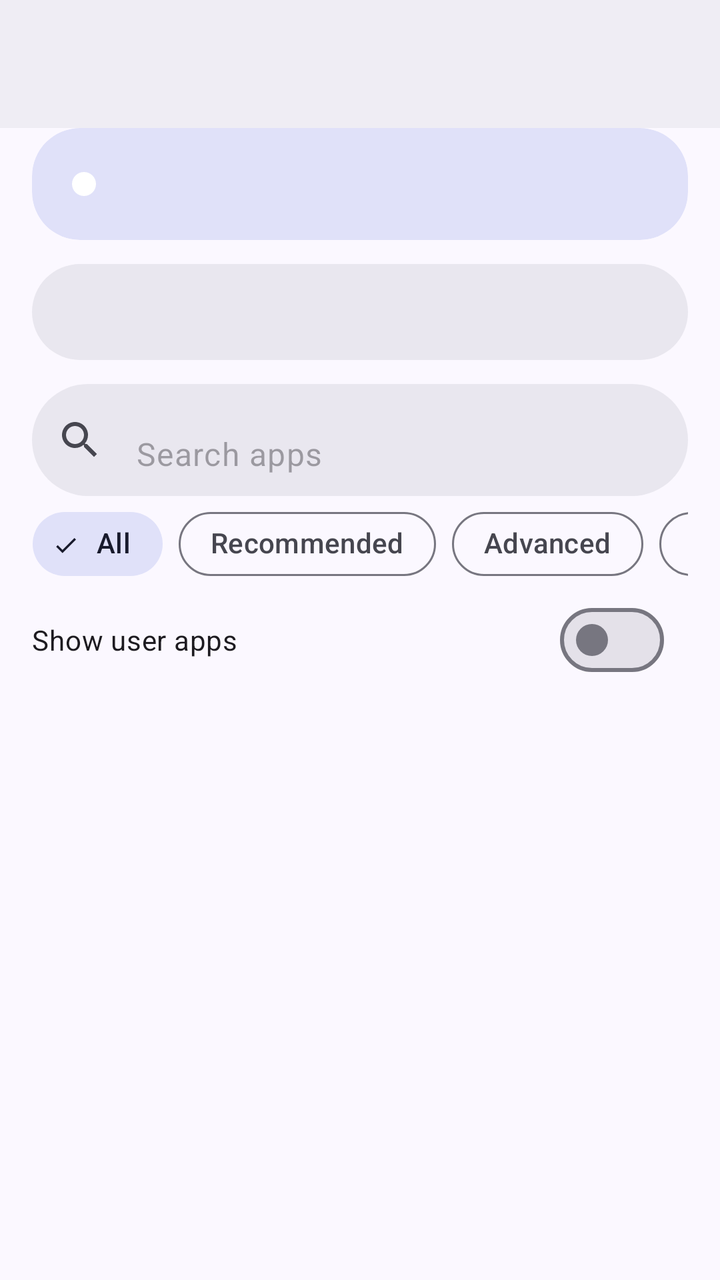
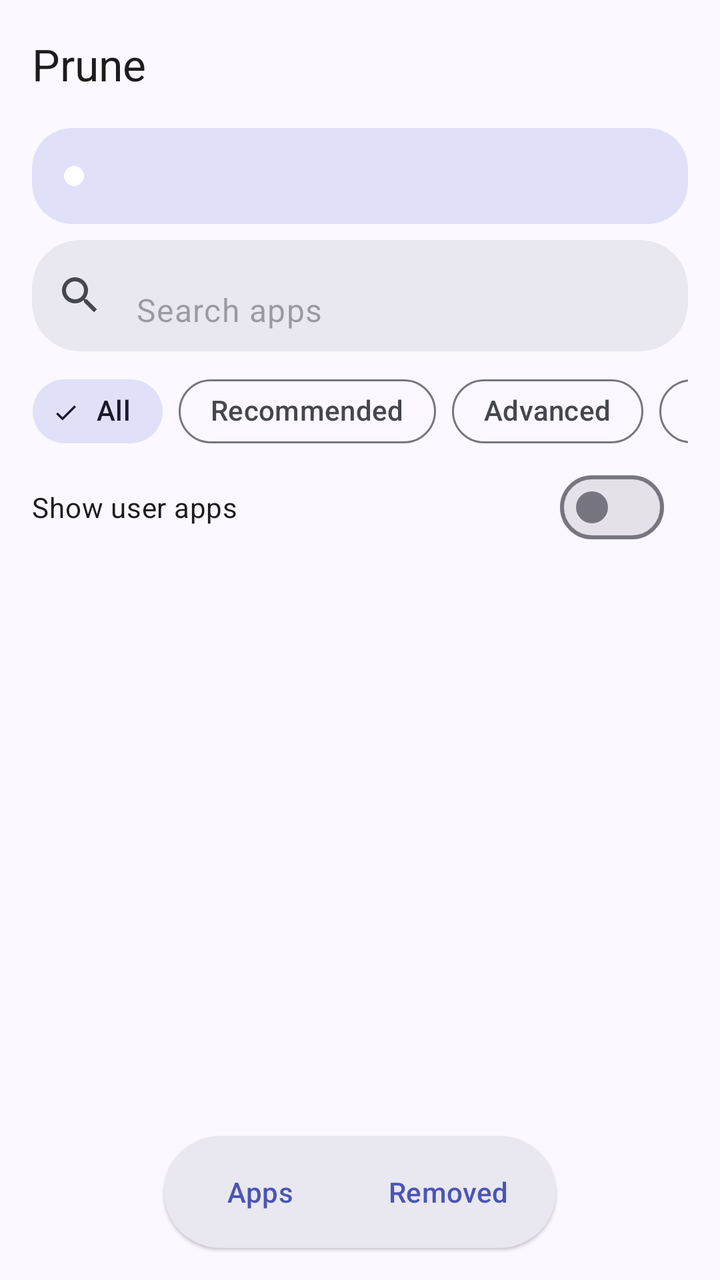

Two renders of the same Android screen: before a commit and after it. Below are the layout's source before the change and the commit's diff.
<!-- AndroidManifest.xml: application theme Theme.Prune -->
<!-- res/layout/activity_main.xml -->
<?xml version="1.0" encoding="utf-8"?>
<androidx.coordinatorlayout.widget.CoordinatorLayout xmlns:android="http://schemas.android.com/apk/res/android"
    xmlns:app="http://schemas.android.com/apk/res-auto"
    android:layout_width="match_parent"
    android:layout_height="match_parent"
    android:background="?attr/colorSurface">

    <com.google.android.material.appbar.AppBarLayout
        android:id="@+id/appbar"
        style="@style/Widget.Material3.AppBarLayout"
        android:layout_width="match_parent"
        android:layout_height="wrap_content"
        android:fitsSystemWindows="true">

        
        <com.google.android.material.appbar.CollapsingToolbarLayout
            android:id="@+id/collapsing"
            style="@style/Widget.Material3.CollapsingToolbar.Large"
            android:layout_width="match_parent"
            android:layout_height="wrap_content"
            app:collapsedTitleTextAppearance="@style/TextAppearance.Prune.SmallTitle"
            app:expandedTitleTextAppearance="@style/TextAppearance.Prune.LargeTitle"
            app:layout_scrollFlags="scroll|exitUntilCollapsed|snap"
            app:title="@string/app_name">

            <com.google.android.material.appbar.MaterialToolbar
                android:id="@+id/toolbar"
                android:layout_width="match_parent"
                android:layout_height="?attr/actionBarSize"
                app:layout_collapseMode="pin" />
        </com.google.android.material.appbar.CollapsingToolbarLayout>

        
        <LinearLayout
            android:layout_width="match_parent"
            android:layout_height="wrap_content"
            android:orientation="vertical"
            android:paddingStart="@dimen/gutter"
            android:paddingEnd="@dimen/gutter"
            app:layout_scrollFlags="scroll|enterAlways|snap">

            <com.google.android.material.card.MaterialCardView
                android:id="@+id/status_card"
                style="@style/Widget.Material3.CardView.Filled"
                android:layout_width="match_parent"
                android:layout_height="wrap_content"
                app:cardBackgroundColor="?attr/colorSecondaryContainer"
                app:cardCornerRadius="24dp">

                <LinearLayout
                    android:layout_width="match_parent"
                    android:layout_height="wrap_content"
                    android:animateLayoutChanges="true"
                    android:gravity="center_vertical"
                    android:minHeight="56dp"
                    android:orientation="horizontal"
                    android:paddingStart="20dp"
                    android:paddingTop="8dp"
                    android:paddingEnd="8dp"
                    android:paddingBottom="8dp">

                    <View
                        android:id="@+id/status_dot"
                        android:layout_width="12dp"
                        android:layout_height="12dp"
                        android:background="@drawable/bg_status_dot" />

                    <TextView
                        android:id="@+id/status"
                        android:layout_width="0dp"
                        android:layout_height="wrap_content"
                        android:layout_marginStart="12dp"
                        android:layout_weight="1"
                        android:textAppearance="?attr/textAppearanceBodyMedium"
                        android:textColor="?attr/colorOnSecondaryContainer" />

                    <com.google.android.material.button.MaterialButton
                        android:id="@+id/btn_action"
                        style="@style/Widget.Prune.Button"
                        android:layout_width="wrap_content"
                        android:layout_height="wrap_content"
                        android:layout_marginStart="8dp"
                        android:minHeight="40dp"
                        android:visibility="gone" />
                </LinearLayout>
            </com.google.android.material.card.MaterialCardView>

            <com.google.android.material.tabs.TabLayout
                android:id="@+id/tabs"
                android:layout_width="match_parent"
                android:layout_height="wrap_content"
                android:layout_marginTop="12dp" />

            <com.google.android.material.textfield.TextInputLayout
                android:id="@+id/search_layout"
                style="@style/Widget.Material3.TextInputLayout.FilledBox"
                android:layout_width="match_parent"
                android:layout_height="wrap_content"
                android:layout_marginTop="12dp"
                app:boxBackgroundColor="?attr/colorSurfaceContainerHigh"
                app:boxCornerRadiusBottomEnd="28dp"
                app:boxCornerRadiusBottomStart="28dp"
                app:boxCornerRadiusTopEnd="28dp"
                app:boxCornerRadiusTopStart="28dp"
                app:boxStrokeWidth="0dp"
                app:boxStrokeWidthFocused="0dp"
                app:endIconMode="clear_text"
                app:hintEnabled="false"
                app:startIconDrawable="@drawable/ic_search">

                <com.google.android.material.textfield.TextInputEditText
                    android:id="@+id/search"
                    android:layout_width="match_parent"
                    android:layout_height="wrap_content"
                    android:hint="@string/hint_search"
                    android:importantForAutofill="no"
                    android:inputType="text"
                    android:maxLines="1"
                    android:minHeight="56dp" />
            </com.google.android.material.textfield.TextInputLayout>

            <HorizontalScrollView
                android:layout_width="match_parent"
                android:layout_height="wrap_content"
                android:layout_marginStart="-16dp"
                android:layout_marginEnd="-16dp"
                android:clipToPadding="false"
                android:scrollbars="none">

                <com.google.android.material.chip.ChipGroup
                    android:id="@+id/chips"
                    android:layout_width="wrap_content"
                    android:layout_height="wrap_content"
                    android:paddingStart="16dp"
                    android:paddingEnd="16dp"
                    app:selectionRequired="true"
                    app:singleLine="true"
                    app:singleSelection="true">

                    <com.google.android.material.chip.Chip
                        android:id="@+id/chip_all"
                        style="@style/Widget.Prune.Chip.Filter"
                        android:layout_width="wrap_content"
                        android:layout_height="wrap_content"
                        android:checked="true"
                        android:text="@string/chip_all" />

                    <com.google.android.material.chip.Chip
                        android:id="@+id/chip_recommended"
                        style="@style/Widget.Prune.Chip.Filter"
                        android:layout_width="wrap_content"
                        android:layout_height="wrap_content"
                        android:text="@string/level_recommended" />

                    <com.google.android.material.chip.Chip
                        android:id="@+id/chip_advanced"
                        style="@style/Widget.Prune.Chip.Filter"
                        android:layout_width="wrap_content"
                        android:layout_height="wrap_content"
                        android:text="@string/level_advanced" />

                    <com.google.android.material.chip.Chip
                        android:id="@+id/chip_expert"
                        style="@style/Widget.Prune.Chip.Filter"
                        android:layout_width="wrap_content"
                        android:layout_height="wrap_content"
                        android:text="@string/level_expert" />

                    <com.google.android.material.chip.Chip
                        android:id="@+id/chip_unsafe"
                        style="@style/Widget.Prune.Chip.Filter"
                        android:layout_width="wrap_content"
                        android:layout_height="wrap_content"
                        android:text="@string/level_unsafe" />

                    <com.google.android.material.chip.Chip
                        android:id="@+id/chip_unlisted"
                        style="@style/Widget.Prune.Chip.Filter"
                        android:layout_width="wrap_content"
                        android:layout_height="wrap_content"
                        android:text="@string/level_unlisted" />
                </com.google.android.material.chip.ChipGroup>
            </HorizontalScrollView>

            <LinearLayout
                android:layout_width="match_parent"
                android:layout_height="wrap_content"
                android:gravity="center_vertical"
                android:minHeight="48dp"
                android:orientation="horizontal">

                <com.google.android.material.materialswitch.MaterialSwitch
                    android:id="@+id/cb_user"
                    android:layout_width="0dp"
                    android:layout_height="wrap_content"
                    android:layout_weight="1"
                    android:text="@string/cb_user"
                    android:textAppearance="?attr/textAppearanceBodyMedium" />

                <TextView
                    android:id="@+id/count"
                    android:layout_width="wrap_content"
                    android:layout_height="wrap_content"
                    android:layout_marginStart="12dp"
                    android:textAppearance="?attr/textAppearanceLabelLarge"
                    android:textColor="?attr/colorOnSurfaceVariant" />
            </LinearLayout>
        </LinearLayout>
    </com.google.android.material.appbar.AppBarLayout>

    <FrameLayout
        android:layout_width="match_parent"
        android:layout_height="match_parent"
        app:layout_behavior="@string/appbar_scrolling_view_behavior">

        <androidx.recyclerview.widget.RecyclerView
            android:id="@+id/list"
            android:layout_width="match_parent"
            android:layout_height="match_parent"
            android:clipToPadding="false"
            android:paddingStart="@dimen/gutter"
            android:paddingTop="4dp"
            android:paddingEnd="@dimen/gutter"
            android:paddingBottom="112dp" />

        <TextView
            android:id="@+id/empty"
            android:layout_width="match_parent"
            android:layout_height="wrap_content"
            android:layout_gravity="center"
            android:drawablePadding="16dp"
            android:drawableTop="@drawable/ic_empty"
            android:gravity="center"
            android:paddingStart="48dp"
            android:paddingEnd="48dp"
            android:textAppearance="?attr/textAppearanceBodyLarge"
            android:textColor="?attr/colorOnSurfaceVariant"
            android:visibility="gone" />

        <com.google.android.material.progressindicator.LinearProgressIndicator
            android:id="@+id/progress"
            android:layout_width="match_parent"
            android:layout_height="wrap_content"
            android:indeterminate="true"
            android:visibility="gone"
            app:trackCornerRadius="4dp" />
    </FrameLayout>

    <com.google.android.material.floatingactionbutton.ExtendedFloatingActionButton
        android:id="@+id/fab"
        android:layout_width="wrap_content"
        android:layout_height="wrap_content"
        android:layout_gravity="bottom|end"
        android:layout_marginStart="16dp"
        android:layout_marginTop="16dp"
        android:layout_marginEnd="16dp"
        android:layout_marginBottom="16dp"
        android:visibility="gone"
        app:icon="@drawable/ic_delete" />
</androidx.coordinatorlayout.widget.CoordinatorLayout>
<!-- resources referenced by this layout -->
<resources>
  <style name="TextAppearance.Prune.LargeTitle" parent="TextAppearance.Material3.HeadlineLarge">
          <item name="android:fontFamily">sans-serif-medium</item>
          <item name="android:textSize">36sp</item>
      </style>
  <style name="TextAppearance.Prune.SmallTitle" parent="TextAppearance.Material3.TitleLarge">
          <item name="android:fontFamily">sans-serif-medium</item>
      </style>
  <style name="Theme.Prune" parent="Theme.Material3.DayNight.NoActionBar">
          <item name="colorPrimary">#4B55B2</item>
          <item name="colorOnPrimary">#FFFFFF</item>
          <item name="colorPrimaryContainer">#E0E0FF</item>
          <item name="colorOnPrimaryContainer">#000A63</item>
          <item name="colorSecondary">#5B5D72</item>
          <item name="colorOnSecondary">#FFFFFF</item>
          <item name="colorSecondaryContainer">#E0E1F9</item>
          <item name="colorOnSecondaryContainer">#181A2C</item>
          <item name="colorTertiary">#77536D</item>
          <item name="colorTertiaryContainer">#FFD7F1</item>
          <item name="colorOnTertiaryContainer">#2D1228</item>
          <item name="colorSurface">#FBF8FF</item>
          <item name="android:colorBackground">#FBF8FF</item>
          <item name="colorOnSurface">#1B1B21</item>
          <item name="colorOnSurfaceVariant">#46464F</item>
          <item name="colorOutline">#777680</item>
          <item name="colorOutlineVariant">#C7C5D0</item>
          <item name="colorSurfaceContainerLowest">#FFFFFF</item>
          <item name="colorSurfaceContainerLow">#F5F2FA</item>
          <item name="colorSurfaceContainer">#EFEDF4</item>
          <item name="colorSurfaceContainerHigh">#E9E7EF</item>
          <item name="colorSurfaceContainerHighest">#E4E1E9</item>
  
          <item name="shapeAppearanceSmallComponent">@style/ShapeAppearance.Prune.Small</item>
          <item name="shapeAppearanceMediumComponent">@style/ShapeAppearance.Prune.Medium</item>
          <item name="shapeAppearanceLargeComponent">@style/ShapeAppearance.Prune.Large</item>
  
          <item name="textAppearanceTitleLarge">@style/TextAppearance.Prune.TitleLarge</item>
          <item name="textAppearanceTitleMedium">@style/TextAppearance.Prune.TitleMedium</item>
          <item name="textAppearanceTitleSmall">@style/TextAppearance.Prune.TitleSmall</item>
          <item name="textAppearanceLabelLarge">@style/TextAppearance.Prune.LabelLarge</item>
  
          <item name="chipStyle">@style/Widget.Prune.Chip.Filter</item>
          <item name="tabStyle">@style/Widget.Prune.TabLayout</item>
          <item name="materialButtonStyle">@style/Widget.Prune.Button</item>
          <item name="bottomSheetDialogTheme">@style/ThemeOverlay.Prune.BottomSheetDialog</item>
      </style>
  <style name="Widget.Prune.TabLayout" parent="Widget.Material3.TabLayout">
          <item name="android:background">@drawable/bg_tabs</item>
          <item name="tabMode">fixed</item>
          <item name="tabGravity">fill</item>
          <item name="tabIndicator">@drawable/tab_indicator_pill</item>
          <item name="tabIndicatorGravity">stretch</item>
          <item name="tabIndicatorFullWidth">true</item>
          <item name="tabIndicatorAnimationMode">elastic</item>
          <item name="tabIndicatorColor">?attr/colorSecondaryContainer</item>
          <item name="tabSelectedTextColor">?attr/colorOnSecondaryContainer</item>
          <item name="tabTextColor">?attr/colorOnSurfaceVariant</item>
          <item name="tabRippleColor">@android:color/transparent</item>
          <item name="tabTextAppearance">@style/TextAppearance.Prune.LabelLarge</item>
      </style>
  <!-- drawable bg_tabs (drawable) -->
  <?xml version="1.0" encoding="utf-8"?>
  <shape xmlns:android="http://schemas.android.com/apk/res/android"
      android:shape="rectangle">
      <corners android:radius="100dp" />
      <solid android:color="?attr/colorSurfaceContainerHigh" />
  </shape>
  <!-- drawable tab_indicator_pill (drawable) -->
  <?xml version="1.0" encoding="utf-8"?>
  <inset xmlns:android="http://schemas.android.com/apk/res/android"
      android:insetBottom="4dp"
      android:insetLeft="4dp"
      android:insetRight="4dp"
      android:insetTop="4dp">
      <shape android:shape="rectangle">
          <corners android:radius="100dp" />
          <solid android:color="#FFFFFF" />
      </shape>
  </inset>
  <!-- unchanged entries left out for length: 27 -->
</resources>

<!-- the commit's change to res/layout/activity_main.xml (unified diff, before → after) -->
@@ -5,39 +5,30 @@
     android:layout_height="match_parent"
     android:background="?attr/colorSurface">
 
+    
     <com.google.android.material.appbar.AppBarLayout
         android:id="@+id/appbar"
         style="@style/Widget.Material3.AppBarLayout"
         android:layout_width="match_parent"
         android:layout_height="wrap_content"
+        android:background="?attr/colorSurface"
         android:fitsSystemWindows="true">
 
-        
-        <com.google.android.material.appbar.CollapsingToolbarLayout
-            android:id="@+id/collapsing"
-            style="@style/Widget.Material3.CollapsingToolbar.Large"
-            android:layout_width="match_parent"
-            android:layout_height="wrap_content"
-            app:collapsedTitleTextAppearance="@style/TextAppearance.Prune.SmallTitle"
-            app:expandedTitleTextAppearance="@style/TextAppearance.Prune.LargeTitle"
-            app:layout_scrollFlags="scroll|exitUntilCollapsed|snap"
-            app:title="@string/app_name">
-
-            <com.google.android.material.appbar.MaterialToolbar
-                android:id="@+id/toolbar"
-                android:layout_width="match_parent"
-                android:layout_height="?attr/actionBarSize"
-                app:layout_collapseMode="pin" />
-        </com.google.android.material.appbar.CollapsingToolbarLayout>
-
-        
+        <com.google.android.material.appbar.MaterialToolbar
+            android:id="@+id/toolbar"
+            android:layout_width="match_parent"
+            android:layout_height="?attr/actionBarSize"
+            app:title="@string/app_name"
+            app:titleTextAppearance="@style/TextAppearance.Prune.TitleLarge"
+            app:layout_scrollFlags="scroll|enterAlways" />
+
         <LinearLayout
             android:layout_width="match_parent"
             android:layout_height="wrap_content"
             android:orientation="vertical"
             android:paddingStart="@dimen/gutter"
             android:paddingEnd="@dimen/gutter"
-            app:layout_scrollFlags="scroll|enterAlways|snap">
+            app:layout_scrollFlags="scroll|enterAlways">
 
             <com.google.android.material.card.MaterialCardView
                 android:id="@+id/status_card"
@@ -45,24 +36,24 @@
                 android:layout_width="match_parent"
                 android:layout_height="wrap_content"
                 app:cardBackgroundColor="?attr/colorSecondaryContainer"
-                app:cardCornerRadius="24dp">
+                app:cardCornerRadius="20dp">
 
                 <LinearLayout
                     android:layout_width="match_parent"
                     android:layout_height="wrap_content"
                     android:animateLayoutChanges="true"
                     android:gravity="center_vertical"
-                    android:minHeight="56dp"
+                    android:minHeight="48dp"
                     android:orientation="horizontal"
-                    android:paddingStart="20dp"
-                    android:paddingTop="8dp"
-                    android:paddingEnd="8dp"
-                    android:paddingBottom="8dp">
+                    android:paddingStart="16dp"
+                    android:paddingTop="4dp"
+                    android:paddingEnd="6dp"
+                    android:paddingBottom="4dp">
 
                     <View
                         android:id="@+id/status_dot"
-                        android:layout_width="12dp"
-                        android:layout_height="12dp"
+                        android:layout_width="10dp"
+                        android:layout_height="10dp"
                         android:background="@drawable/bg_status_dot" />
 
                     <TextView
@@ -85,23 +76,17 @@
                 </LinearLayout>
             </com.google.android.material.card.MaterialCardView>
 
-            <com.google.android.material.tabs.TabLayout
-                android:id="@+id/tabs"
-                android:layout_width="match_parent"
-                android:layout_height="wrap_content"
-                android:layout_marginTop="12dp" />
-
             <com.google.android.material.textfield.TextInputLayout
                 android:id="@+id/search_layout"
                 style="@style/Widget.Material3.TextInputLayout.FilledBox"
                 android:layout_width="match_parent"
                 android:layout_height="wrap_content"
-                android:layout_marginTop="12dp"
+                android:layout_marginTop="8dp"
                 app:boxBackgroundColor="?attr/colorSurfaceContainerHigh"
-                app:boxCornerRadiusBottomEnd="28dp"
-                app:boxCornerRadiusBottomStart="28dp"
-                app:boxCornerRadiusTopEnd="28dp"
-                app:boxCornerRadiusTopStart="28dp"
+                app:boxCornerRadiusBottomEnd="24dp"
+                app:boxCornerRadiusBottomStart="24dp"
+                app:boxCornerRadiusTopEnd="24dp"
+                app:boxCornerRadiusTopStart="24dp"
                 app:boxStrokeWidth="0dp"
                 app:boxStrokeWidthFocused="0dp"
                 app:endIconMode="clear_text"
@@ -116,13 +101,14 @@
                     android:importantForAutofill="no"
                     android:inputType="text"
                     android:maxLines="1"
-                    android:minHeight="56dp" />
+                    android:minHeight="52dp" />
             </com.google.android.material.textfield.TextInputLayout>
 
             <HorizontalScrollView
                 android:layout_width="match_parent"
                 android:layout_height="wrap_content"
                 android:layout_marginStart="-16dp"
+                android:layout_marginTop="6dp"
                 android:layout_marginEnd="-16dp"
                 android:clipToPadding="false"
                 android:scrollbars="none">
@@ -186,7 +172,7 @@
                 android:layout_width="match_parent"
                 android:layout_height="wrap_content"
                 android:gravity="center_vertical"
-                android:minHeight="48dp"
+                android:minHeight="40dp"
                 android:orientation="horizontal">
 
                 <com.google.android.material.materialswitch.MaterialSwitch
@@ -221,7 +207,7 @@
             android:paddingStart="@dimen/gutter"
             android:paddingTop="4dp"
             android:paddingEnd="@dimen/gutter"
-            android:paddingBottom="112dp" />
+            android:paddingBottom="120dp" />
 
         <TextView
             android:id="@+id/empty"
@@ -246,15 +232,47 @@
             app:trackCornerRadius="4dp" />
     </FrameLayout>
 
+    
+    <com.google.android.material.card.MaterialCardView
+        android:id="@+id/tab_bar"
+        style="@style/Widget.Material3.CardView.Elevated"
+        android:layout_width="wrap_content"
+        android:layout_height="wrap_content"
+        android:layout_gravity="bottom|center_horizontal"
+        android:layout_marginBottom="16dp"
+        app:cardBackgroundColor="?attr/colorSurfaceContainerHigh"
+        app:cardCornerRadius="32dp">
+
+        <LinearLayout
+            android:id="@+id/tab_group"
+            android:layout_width="wrap_content"
+            android:layout_height="wrap_content"
+            android:orientation="horizontal"
+            android:padding="4dp">
+
+            <com.google.android.material.button.MaterialButton
+                android:id="@+id/tab_apps"
+                style="@style/Widget.Prune.Segment"
+                android:layout_width="wrap_content"
+                android:layout_height="wrap_content"
+                android:text="@string/tab_apps" />
+
+            <com.google.android.material.button.MaterialButton
+                android:id="@+id/tab_removed"
+                style="@style/Widget.Prune.Segment"
+                android:layout_width="wrap_content"
+                android:layout_height="wrap_content"
+                android:text="@string/tab_removed" />
+        </LinearLayout>
+    </com.google.android.material.card.MaterialCardView>
+
     <com.google.android.material.floatingactionbutton.ExtendedFloatingActionButton
         android:id="@+id/fab"
         android:layout_width="wrap_content"
         android:layout_height="wrap_content"
         android:layout_gravity="bottom|end"
-        android:layout_marginStart="16dp"
-        android:layout_marginTop="16dp"
-        android:layout_marginEnd="16dp"
-        android:layout_marginBottom="16dp"
+        android:layout_margin="16dp"
+        android:layout_marginBottom="92dp"
         android:visibility="gone"
         app:icon="@drawable/ic_delete" />
 </androidx.coordinatorlayout.widget.CoordinatorLayout>
<!-- resource entries referenced after the edit -->
@@ -1,11 +1,13 @@
 <!-- resources referenced by this layout -->
 <resources>
-  <style name="TextAppearance.Prune.LargeTitle" parent="TextAppearance.Material3.HeadlineLarge">
-          <item name="android:fontFamily">sans-serif-medium</item>
-          <item name="android:textSize">36sp</item>
-      </style>
-  <style name="TextAppearance.Prune.SmallTitle" parent="TextAppearance.Material3.TitleLarge">
-          <item name="android:fontFamily">sans-serif-medium</item>
+  <string name="tab_apps">Apps</string>
+  <string name="tab_removed">Removed</string>
+  <style name="Widget.Prune.Segment" parent="Widget.Material3.Button.TextButton">
+          <item name="android:minHeight">48dp</item>
+          <item name="android:paddingStart">20dp</item>
+          <item name="android:paddingEnd">20dp</item>
+          <item name="android:textAppearance">@style/TextAppearance.Prune.LabelLarge</item>
+          <item name="shapeAppearanceOverlay">@style/ShapeAppearance.Prune.Pill</item>
       </style>
   <style name="Theme.Prune" parent="Theme.Material3.DayNight.NoActionBar">
           <item name="colorPrimary">#4B55B2</item>
@@ -41,43 +43,9 @@
           <item name="textAppearanceLabelLarge">@style/TextAppearance.Prune.LabelLarge</item>
   
           <item name="chipStyle">@style/Widget.Prune.Chip.Filter</item>
-          <item name="tabStyle">@style/Widget.Prune.TabLayout</item>
           <item name="materialButtonStyle">@style/Widget.Prune.Button</item>
           <item name="bottomSheetDialogTheme">@style/ThemeOverlay.Prune.BottomSheetDialog</item>
       </style>
-  <style name="Widget.Prune.TabLayout" parent="Widget.Material3.TabLayout">
-          <item name="android:background">@drawable/bg_tabs</item>
-          <item name="tabMode">fixed</item>
-          <item name="tabGravity">fill</item>
-          <item name="tabIndicator">@drawable/tab_indicator_pill</item>
-          <item name="tabIndicatorGravity">stretch</item>
-          <item name="tabIndicatorFullWidth">true</item>
-          <item name="tabIndicatorAnimationMode">elastic</item>
-          <item name="tabIndicatorColor">?attr/colorSecondaryContainer</item>
-          <item name="tabSelectedTextColor">?attr/colorOnSecondaryContainer</item>
-          <item name="tabTextColor">?attr/colorOnSurfaceVariant</item>
-          <item name="tabRippleColor">@android:color/transparent</item>
-          <item name="tabTextAppearance">@style/TextAppearance.Prune.LabelLarge</item>
-      </style>
-  <!-- drawable bg_tabs (drawable) -->
-  <?xml version="1.0" encoding="utf-8"?>
-  <shape xmlns:android="http://schemas.android.com/apk/res/android"
-      android:shape="rectangle">
-      <corners android:radius="100dp" />
-      <solid android:color="?attr/colorSurfaceContainerHigh" />
-  </shape>
-  <!-- drawable tab_indicator_pill (drawable) -->
-  <?xml version="1.0" encoding="utf-8"?>
-  <inset xmlns:android="http://schemas.android.com/apk/res/android"
-      android:insetBottom="4dp"
-      android:insetLeft="4dp"
-      android:insetRight="4dp"
-      android:insetTop="4dp">
-      <shape android:shape="rectangle">
-          <corners android:radius="100dp" />
-          <solid android:color="#FFFFFF" />
-      </shape>
-  </inset>
   <!-- unchanged entries left out for length: 27 -->
 </resources>
 
